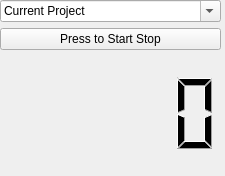
This is QTDesignerTest.ui in dbowersock18/Time-Tracker as Qt 5 draws it before an edit. The edited form follows.
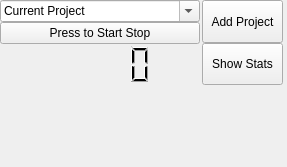
This is the edited form.

```diff
--- a/QTDesignerTest.ui
+++ b/QTDesignerTest.ui
@@ -6,8 +6,8 @@
    <rect>
     <x>0</x>
     <y>0</y>
-    <width>225</width>
-    <height>176</height>
+    <width>287</width>
+    <height>167</height>
    </rect>
   </property>
   <property name="windowTitle">
@@ -18,16 +18,48 @@
     <rect>
      <x>0</x>
      <y>0</y>
-     <width>221</width>
-     <height>171</height>
+     <width>283</width>
+     <height>85</height>
     </rect>
    </property>
+   <layout class="QFormLayout" name="formLayout">
+    <property name="sizeConstraint">
+     <enum>QLayout::SetNoConstraint</enum>
+    </property>
+    <property name="fieldGrowthPolicy">
+     <enum>QFormLayout::ExpandingFieldsGrow</enum>
+    </property>
+    <property name="rowWrapPolicy">
+     <enum>QFormLayout::DontWrapRows</enum>
+    </property>
+    <property name="horizontalSpacing">
+     <number>2</number>
+    </property>
+    <property name="verticalSpacing">
+     <number>1</number>
+    </property>
+    <item row="0" column="0">
    <layout class="QVBoxLayout" name="verticalLayout">
     <property name="sizeConstraint">
-     <enum>QLayout::SetMaximumSize</enum>
+       <enum>QLayout::SetNoConstraint</enum>
+      </property>
+      <property name="rightMargin">
+       <number>0</number>
     </property>
     <item>
      <widget class="QComboBox" name="comboBox">
+        <property name="sizePolicy">
+         <sizepolicy hsizetype="Expanding" vsizetype="Fixed">
+          <horstretch>0</horstretch>
+          <verstretch>0</verstretch>
+         </sizepolicy>
+        </property>
+        <property name="minimumSize">
+         <size>
+          <width>200</width>
+          <height>0</height>
+         </size>
+        </property>
       <property name="editable">
        <bool>true</bool>
       </property>
@@ -38,6 +70,12 @@
     </item>
     <item>
      <widget class="QPushButton" name="pushButton">
+        <property name="sizePolicy">
+         <sizepolicy hsizetype="Expanding" vsizetype="Fixed">
+          <horstretch>0</horstretch>
+          <verstretch>0</verstretch>
+         </sizepolicy>
+        </property>
       <property name="text">
        <string>Press to Start Stop</string>
       </property>
@@ -48,6 +86,12 @@
       <property name="enabled">
        <bool>true</bool>
       </property>
+        <property name="sizePolicy">
+         <sizepolicy hsizetype="Expanding" vsizetype="Minimum">
+          <horstretch>0</horstretch>
+          <verstretch>0</verstretch>
+         </sizepolicy>
+        </property>
       <property name="focusPolicy">
        <enum>Qt::NoFocus</enum>
       </property>
@@ -70,6 +114,62 @@
        <enum>QLCDNumber::Filled</enum>
       </property>
      </widget>
+      </item>
+     </layout>
+    </item>
+    <item row="0" column="1">
+     <layout class="QVBoxLayout" name="verticalLayout_2">
+      <property name="sizeConstraint">
+       <enum>QLayout::SetNoConstraint</enum>
+      </property>
+      <item>
+       <widget class="QPushButton" name="addButton">
+        <property name="sizePolicy">
+         <sizepolicy hsizetype="Expanding" vsizetype="Expanding">
+          <horstretch>0</horstretch>
+          <verstretch>0</verstretch>
+         </sizepolicy>
+        </property>
+        <property name="maximumSize">
+         <size>
+          <width>100</width>
+          <height>100</height>
+         </size>
+        </property>
+        <property name="focusPolicy">
+         <enum>Qt::NoFocus</enum>
+        </property>
+        <property name="text">
+         <string>Add Project</string>
+        </property>
+        <property name="checkable">
+         <bool>true</bool>
+        </property>
+       </widget>
+      </item>
+      <item>
+       <widget class="QPushButton" name="deleteButton">
+        <property name="sizePolicy">
+         <sizepolicy hsizetype="Expanding" vsizetype="Expanding">
+          <horstretch>0</horstretch>
+          <verstretch>0</verstretch>
+         </sizepolicy>
+        </property>
+        <property name="maximumSize">
+         <size>
+          <width>100</width>
+          <height>100</height>
+         </size>
+        </property>
+        <property name="focusPolicy">
+         <enum>Qt::NoFocus</enum>
+        </property>
+        <property name="text">
+         <string>Show Stats</string>
+        </property>
+       </widget>
+      </item>
+     </layout>
     </item>
    </layout>
   </widget>
```
Left out of the diff: 2 changed lines with no effect on the pictures. Lines whose indentation alone changed are shown as unchanged.
